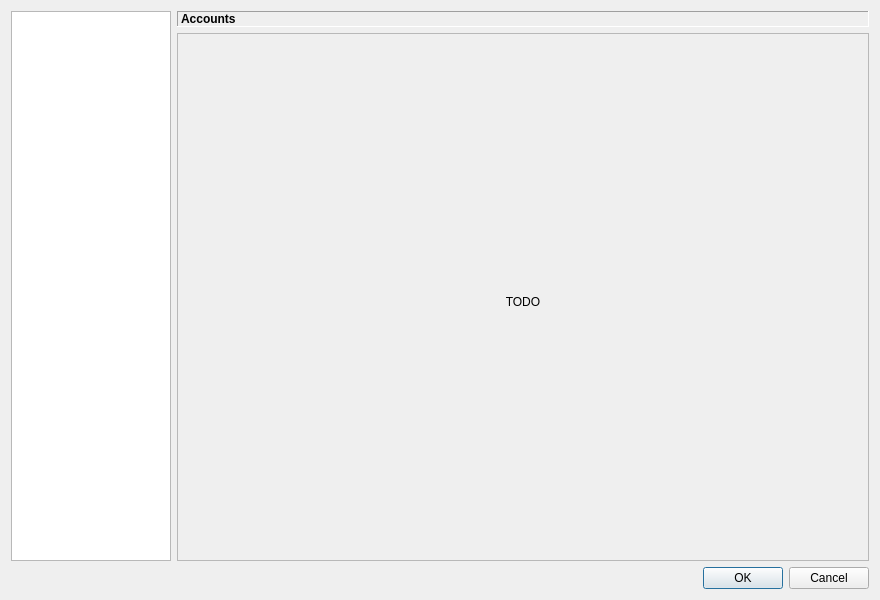
First picture: the form in src/gui/settings/settings_dialog.ui, repository erengy/taiga, before the edit.
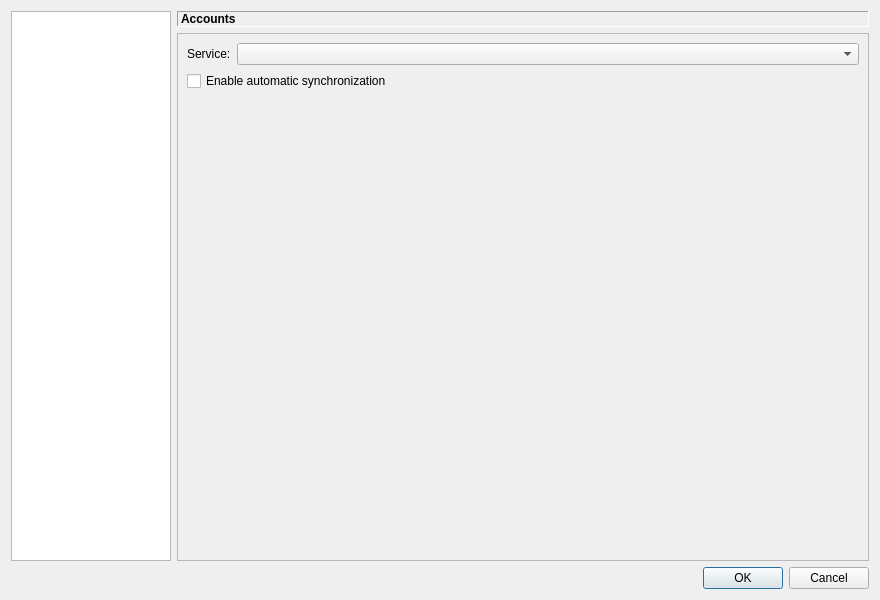
Second picture: the form after the edit. The open tabs and pages were chosen to show the change.

Commit message: Add accounts settings page

```diff
--- a/src/gui/settings/settings_dialog.ui
+++ b/src/gui/settings/settings_dialog.ui
@@ -106,6 +106,47 @@
            </item>
           </layout>
          </widget>
+         <widget class="QWidget" name="accountsPage">
+          <layout class="QVBoxLayout" name="verticalLayout_13">
+           <item>
+            <layout class="QFormLayout" name="accountsFormLayout">
+             <item row="0" column="0">
+              <widget class="QLabel" name="serviceLabel">
+               <property name="text">
+                <string>Service:</string>
+               </property>
+               <property name="buddy">
+                <cstring>serviceComboBox</cstring>
+               </property>
+              </widget>
+             </item>
+             <item row="0" column="1">
+              <widget class="QComboBox" name="serviceComboBox"/>
+             </item>
+            </layout>
+           </item>
+           <item>
+            <widget class="QCheckBox" name="syncEnabledCheckBox">
+             <property name="text">
+              <string>Enable automatic synchronization</string>
+             </property>
+            </widget>
+           </item>
+           <item>
+            <spacer name="accountsVerticalSpacer">
+             <property name="orientation">
+              <enum>Qt::Vertical</enum>
+             </property>
+             <property name="sizeHint" stdset="0">
+              <size>
+               <width>20</width>
+               <height>40</height>
+              </size>
+             </property>
+            </spacer>
+           </item>
+          </layout>
+         </widget>
          <widget class="QWidget" name="applicationPage">
           <layout class="QVBoxLayout" name="verticalLayout_4">
            <item>
```
The commit also changes 5 other files.
